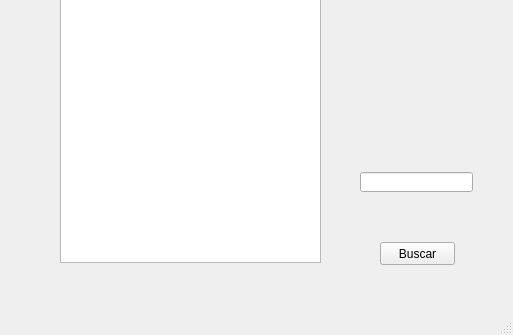
Above: Proyecto/Proyecto/mainwindow.ui from DarkJhair/Fiesta_de_te before the change; both pictures show x 0 to 513 and y 155 to 490 of the 513 by 490 pixel window. Below: the same form after it.
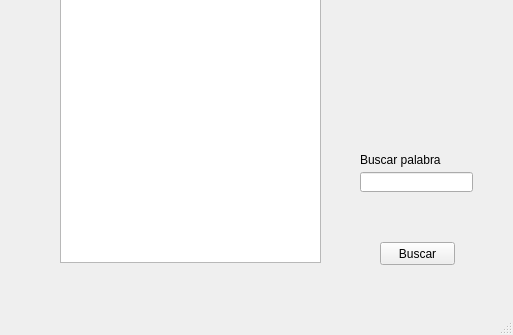
That is the form after the change.

Commit message: Se supone que ya se puede buscar una palabra en especifico desde qt, luego ejecutar el .jar y mostrar los tweets en qt, solo me hace falta ver si funciona lo que hice

```diff
--- a/Proyecto/Proyecto/mainwindow.ui
+++ b/Proyecto/Proyecto/mainwindow.ui
@@ -47,6 +47,19 @@
      </rect>
     </property>
    </widget>
+   <widget class="QLabel" name="label">
+    <property name="geometry">
+     <rect>
+      <x>360</x>
+      <y>290</y>
+      <width>81</width>
+      <height>16</height>
+     </rect>
+    </property>
+    <property name="text">
+     <string>Buscar palabra</string>
+    </property>
+   </widget>
   </widget>
   <widget class="QMenuBar" name="menuBar">
    <property name="geometry">
```
Left out of the diff: 2 changed lines with no effect on the pictures. The commit also changes 16 other files.
